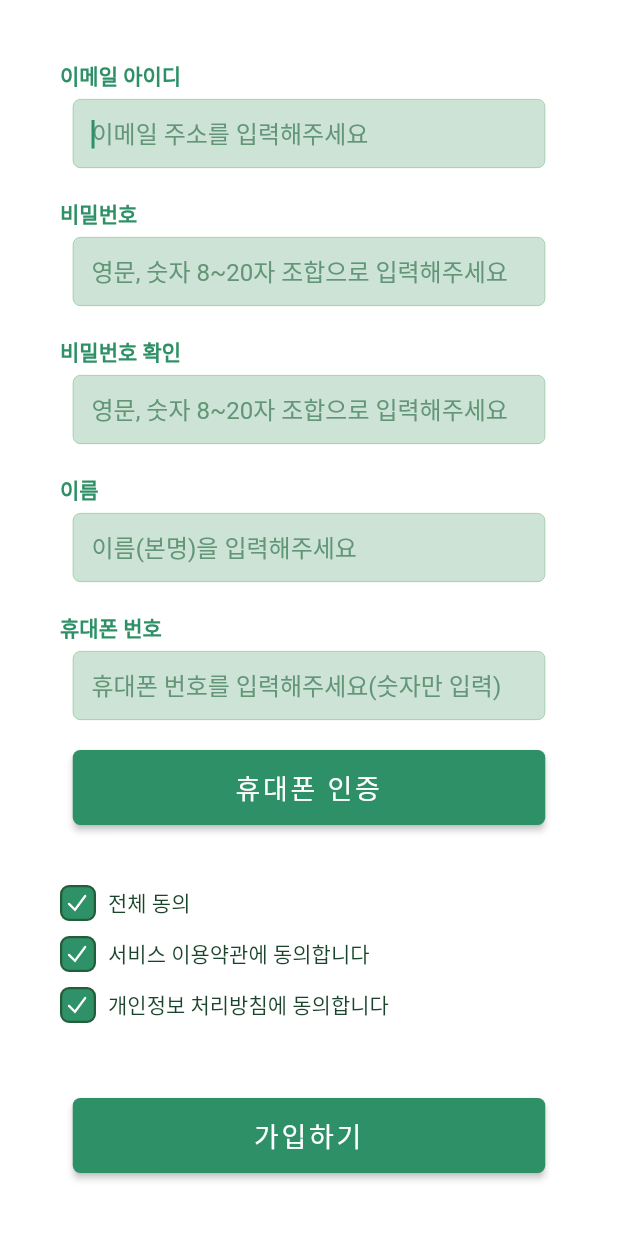
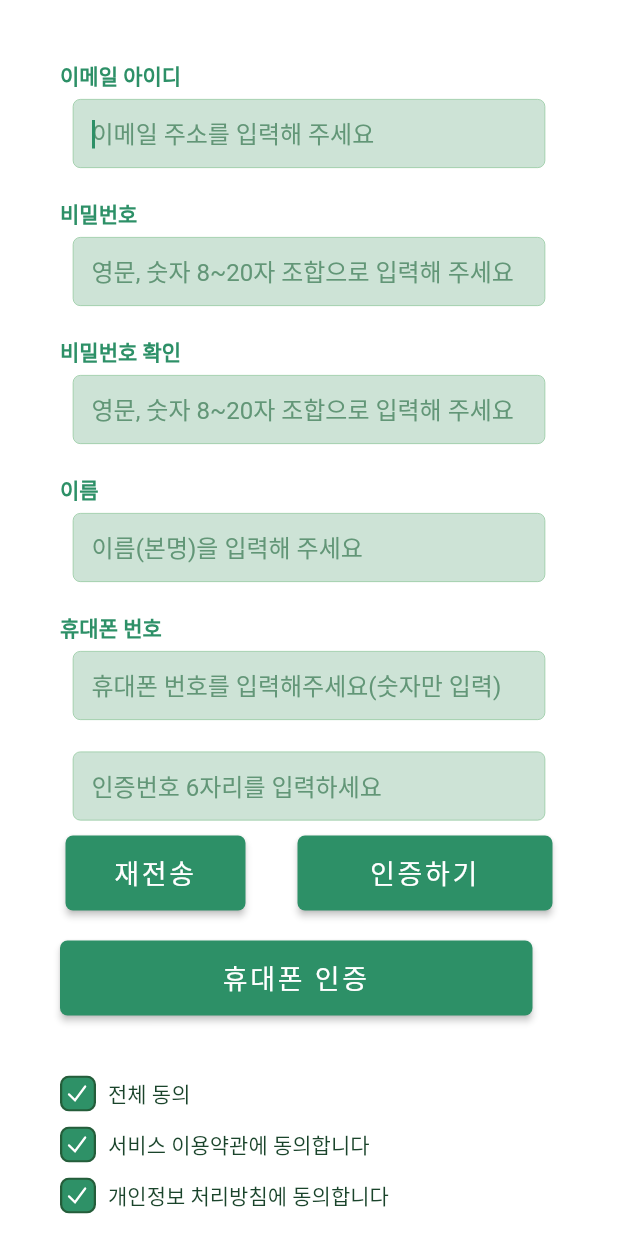
Before and after one commit to MollyKim/goodworks, a Flutter app: the LoginSignUp screen opened by its route, after a tap on "휴대폰 인증", on a phone screen of 412 x 824 dp. Run offline on Flutter 3.47's test engine with Material 2 defaults, Android fonts, the phone set to English and light mode, and no system bars; our stand-ins replace animate_do, cached_network_image, carousel_slider, dio, flutter_svg, fluttertoast and 2 more; accounts and stored records are empty; generated files the repository leaves out were written again; Roboto replaces fonts that are missing (AppleSDGothicNeo).

```diff
--- a/lib/main.dart
+++ b/lib/main.dart
@@ -75,7 +75,7 @@ class _RootState extends State<Root> {
   Widget build(BuildContext context) {
     return GetMaterialApp(
       title: 'FlutterStudy',
-      initialRoute: '/',
+      initialRoute: '/login',
       debugShowCheckedModeBanner: false,
       getPages: renderPages(),
     );
--- a/lib/screens/login/login_sign_up.dart
+++ b/lib/screens/login/login_sign_up.dart
@@ -1,3 +1,4 @@
+import 'package:animate_do/animate_do.dart';
 import 'package:flutter/material.dart';
 import 'package:flutter/services.dart';
 import 'package:flutter_svg/flutter_svg.dart';
@@ -16,6 +17,8 @@ class _LoginSignUpState extends State<LoginSignUp> {
   bool necessaryFlagTwo = false;
   bool necessaryFlagThree = false;
 
+  bool phoneButtonClicked = false;
+
   totalFlagChange() {
     print('totalFlagChange');
     setState(() {
@@ -24,334 +27,6 @@ class _LoginSignUpState extends State<LoginSignUp> {
       necessaryFlagTwo = totalFlag;
       necessaryFlagThree = totalFlag;
     });
-  }
-
-  renderEmail() {
-    return Column(
-      mainAxisAlignment: MainAxisAlignment.start,
-      children: [
-        Container(
-          padding: EdgeInsets.only(left: 0, bottom: 5),
-          child: Align(
-            alignment: Alignment.centerLeft,
-            child: Text(
-              "이메일 아이디",
-              style: TextStyle(
-                color: Color(0xff2d9067),
-                fontSize: 14,
-                fontFamily: "AppleSDGothicNeo",
-                fontWeight: FontWeight.w700,
-              ),
-            ),
-          ),
-        ),
-        Container(
-          height: 46,
-          width: 315,
-          decoration: BoxDecoration(
-            borderRadius: BorderRadius.circular(5),
-            border: Border.all(
-              color: Color(0xff90c79c),
-              width: 0.50,
-            ),
-            color: Color(0xffcde3d6),
-          ),
-          child: TextFormField(
-            style: TextStyle(
-              color: Color(0xff2d9067),
-            ),
-            cursorColor: Color(0xff2d9067),
-            keyboardType: TextInputType.text,
-            textInputAction: TextInputAction.done,
-            autofocus: true,
-            inputFormatters: [
-              LengthLimitingTextInputFormatter(11),
-            ],
-            decoration: InputDecoration(
-              //클릭시 Label 올라 가는 애니메이션 제거
-              floatingLabelBehavior: FloatingLabelBehavior.always,
-              //isDense : label, hint 간격 조절
-              isDense: true,
-              fillColor: Colors.transparent,
-              border: InputBorder.none,
-              contentPadding: const EdgeInsets.only(top: 10, left: 12),
-              // labelText: '이름',
-              hintText: '이메일 주소를 입력해주세요',
-              hintStyle: TextStyle(
-                color: Color(0xff629677),
-                fontSize: 16,
-              ),
-            ),
-            onChanged: (value) {
-              setState(() {});
-            },
-          ),
-        ),
-      ],
-    );
-  }
-
-  renderPassword() {
-    return Column(
-      mainAxisAlignment: MainAxisAlignment.start,
-      children: [
-        Container(
-          padding: EdgeInsets.only(left: 0, bottom: 5),
-          child: Align(
-            alignment: Alignment.centerLeft,
-            child: Text(
-              "비밀번호",
-              style: TextStyle(
-                color: Color(0xff2d9067),
-                fontSize: 14,
-                fontFamily: "AppleSDGothicNeo",
-                fontWeight: FontWeight.w700,
-              ),
-            ),
-          ),
-        ),
-        Container(
-          height: 46,
-          width: 315,
-          decoration: BoxDecoration(
-            borderRadius: BorderRadius.circular(5),
-            border: Border.all(
-              color: Color(0xff90c79c),
-              width: 0.50,
-            ),
-            color: Color(0xffcde3d6),
-          ),
-          child: TextFormField(
-            style: TextStyle(
-              color: Color(0xff2d9067),
-            ),
-            // initialValue: widget.initialValue,
-            cursorColor: Color(0xff2d9067),
-            keyboardType: TextInputType.text,
-            textInputAction: TextInputAction.done,
-            autofocus: true,
-            inputFormatters: [
-              LengthLimitingTextInputFormatter(11),
-            ],
-            decoration: InputDecoration(
-              //클릭시 Label 올라 가는 애니메이션 제거
-              floatingLabelBehavior: FloatingLabelBehavior.always,
-              //isDense : label, hint 간격 조절
-              isDense: true,
-              fillColor: Colors.transparent,
-              border: InputBorder.none,
-              contentPadding: const EdgeInsets.only(top: 10, left: 12),
-              // labelText: '이름',
-              hintText: '영문, 숫자 8~20자 조합으로 입력해주세요',
-              hintStyle: TextStyle(
-                color: Color(0xff629677),
-                fontSize: 16,
-              ),
-            ),
-            onChanged: (value) {
-              setState(() {});
-            },
-          ),
-        ),
-      ],
-    );
-  }
-
-  renderPasswordTwo() {
-    return Column(
-      mainAxisAlignment: MainAxisAlignment.start,
-      children: [
-        Container(
-          padding: EdgeInsets.only(left: 0, bottom: 5),
-          child: Align(
-            alignment: Alignment.centerLeft,
-            child: Text(
-              "비밀번호 확인",
-              style: TextStyle(
-                color: Color(0xff2d9067),
-                fontSize: 14,
-                fontFamily: "AppleSDGothicNeo",
-                fontWeight: FontWeight.w700,
-              ),
-            ),
-          ),
-        ),
-        Container(
-          height: 46,
-          width: 315,
-          decoration: BoxDecoration(
-            borderRadius: BorderRadius.circular(5),
-            border: Border.all(
-              color: Color(0xff90c79c),
-              width: 0.50,
-            ),
-            color: Color(0xffcde3d6),
-          ),
-          child: TextFormField(
-            style: TextStyle(
-              color: Color(0xff2d9067),
-            ),
-            // initialValue: widget.initialValue,
-            cursorColor: Color(0xff2d9067),
-            keyboardType: TextInputType.text,
-            textInputAction: TextInputAction.done,
-            autofocus: true,
-            inputFormatters: [
-              LengthLimitingTextInputFormatter(11),
-            ],
-            decoration: InputDecoration(
-              //클릭시 Label 올라 가는 애니메이션 제거
-              floatingLabelBehavior: FloatingLabelBehavior.always,
-              //isDense : label, hint 간격 조절
-              isDense: true,
-              fillColor: Colors.transparent,
-              border: InputBorder.none,
-              contentPadding: const EdgeInsets.only(top: 10, left: 12),
-              // labelText: '이름',
-              hintText: '영문, 숫자 8~20자 조합으로 입력해주세요',
-              hintStyle: TextStyle(
-                color: Color(0xff629677),
-                fontSize: 16,
-              ),
-            ),
-            onChanged: (value) {
-              setState(() {});
-            },
-          ),
-        ),
-      ],
-    );
-  }
-
-  renderName() {
-    return Column(
-      mainAxisAlignment: MainAxisAlignment.start,
-      children: [
-        Container(
-          padding: EdgeInsets.only(left: 0, bottom: 5),
-          child: Align(
-            alignment: Alignment.centerLeft,
-            child: Text(
-              "이름",
-              style: TextStyle(
-                color: Color(0xff2d9067),
-                fontSize: 14,
-                fontFamily: "AppleSDGothicNeo",
-                fontWeight: FontWeight.w700,
-              ),
-            ),
-          ),
-        ),
-        Container(
-          height: 46,
-          width: 315,
-          decoration: BoxDecoration(
-            borderRadius: BorderRadius.circular(5),
-            border: Border.all(
-              color: Color(0xff90c79c),
-              width: 0.50,
-            ),
-            color: Color(0xffcde3d6),
-          ),
-          child: TextFormField(
-            style: TextStyle(
-              color: Color(0xff2d9067),
-            ),
-            // initialValue: widget.initialValue,
-            cursorColor: Color(0xff2d9067),
-            keyboardType: TextInputType.text,
-            textInputAction: TextInputAction.done,
-            autofocus: true,
-            inputFormatters: [
-              LengthLimitingTextInputFormatter(11),
-            ],
-            decoration: InputDecoration(
-              //클릭시 Label 올라 가는 애니메이션 제거
-              floatingLabelBehavior: FloatingLabelBehavior.always,
-              //isDense : label, hint 간격 조절
-              isDense: true,
-              fillColor: Colors.transparent,
-              border: InputBorder.none,
-              contentPadding: const EdgeInsets.only(top: 10, left: 12),
-              // labelText: '이름',
-              hintText: '이름(본명)을 입력해주세요',
-              hintStyle: TextStyle(
-                color: Color(0xff629677),
-                fontSize: 16,
-              ),
-            ),
-            onChanged: (value) {
-              setState(() {});
-            },
-          ),
-        ),
-      ],
-    );
-  }
-
-  renderPhone() {
-    return Column(
-      mainAxisAlignment: MainAxisAlignment.start,
-      children: [
-        Container(
-          padding: EdgeInsets.only(left: 0, bottom: 5),
-          child: Align(
-            alignment: Alignment.centerLeft,
-            child: Text(
-              "휴대폰 번호",
-              style: TextStyle(
-                color: Color(0xff2d9067),
-                fontSize: 14,
-                fontFamily: "AppleSDGothicNeo",
-                fontWeight: FontWeight.w700,
-              ),
-            ),
-          ),
-        ),
-        Container(
-          height: 46,
-          width: 315,
-          decoration: BoxDecoration(
-            borderRadius: BorderRadius.circular(5),
-            border: Border.all(
-              color: Color(0xff90c79c),
-              width: 0.50,
-            ),
-            color: Color(0xffcde3d6),
-          ),
-          child: TextFormField(
-            style: TextStyle(
-              color: Color(0xff2d9067),
-            ),
-            cursorColor: Color(0xff2d9067),
-            keyboardType: TextInputType.text,
-            textInputAction: TextInputAction.done,
-            autofocus: true,
-            inputFormatters: [
-              LengthLimitingTextInputFormatter(11),
-            ],
-            decoration: InputDecoration(
-              //클릭시 Label 올라 가는 애니메이션 제거
-              floatingLabelBehavior: FloatingLabelBehavior.always,
-              //isDense : label, hint 간격 조절
-              isDense: true,
-              fillColor: Colors.transparent,
-              border: InputBorder.none,
-              contentPadding: const EdgeInsets.only(top: 10, left: 12),
-              // labelText: '이름',
-              hintText: '휴대폰 번호를 입력해주세요(숫자만 입력)',
-              hintStyle: TextStyle(
-                color: Color(0xff629677),
-                fontSize: 16,
-              ),
-            ),
-            onChanged: (value) {
-              setState(() {});
-            },
-          ),
-        ),
-      ],
-    );
   }
 
   renderPhoneButton() {
@@ -366,7 +41,9 @@ class _LoginSignUpState extends State<LoginSignUp> {
             primary: Color(0xff2d9067),
           ),
           onPressed: () {
-            // Get.toNamed('/login_select_church');
+            setState(() {
+              phoneButtonClicked = true;
+            });
           },
           child: Text(
             "휴대폰 인증",
@@ -530,33 +207,235 @@ class _LoginSignUpState extends State<LoginSignUp> {
     );
   }
 
+  renderPhoneCertButton() {
+    return Row(
+      mainAxisAlignment: MainAxisAlignment.spaceAround,
+      children: [
+        SizedBox(
+          height: 50,
+          width: 120,
+          child: ElevatedButton(
+              style: ElevatedButton.styleFrom(
+                shape: RoundedRectangleBorder(
+                  borderRadius: new BorderRadius.circular(5.0),
+                ),
+                primary: Color(0xff2d9067),
+              ),
+              onPressed: () {
+                // Get.toNamed('/home');
+              },
+              child: Text(
+                "재전송",
+                textAlign: TextAlign.center,
+                style: TextStyle(
+                  color: Colors.white,
+                  fontSize: 18,
+                  fontFamily: "AppleSDGothicNeo",
+                  fontWeight: FontWeight.w500,
+                  letterSpacing: 1.80,
+                ),
+              )),
+        ),
+        SizedBox(width: 20,),
+        SizedBox(
+          height: 50,
+          width: 170,
+          child: ElevatedButton(
+              style: ElevatedButton.styleFrom(
+                shape: RoundedRectangleBorder(
+                  borderRadius: new BorderRadius.circular(5.0),
+                ),
+                primary: Color(0xff2d9067),
+              ),
+              onPressed: () {
+                Get.toNamed('/home');
+              },
+              child: Text(
+                "인증하기",
+                textAlign: TextAlign.center,
+                style: TextStyle(
+                  color: Colors.white,
+                  fontSize: 18,
+                  fontFamily: "AppleSDGothicNeo",
+                  fontWeight: FontWeight.w500,
+                  letterSpacing: 1.80,
+                ),
+              )),
+        ),
+      ],
+    );
+  }
+
+  renderTiles(String label, String hintText, ){
+    return Column(
+      children: [
+        Container(
+          padding: EdgeInsets.only(left: 0, bottom: 5),
+          child: Align(
+            alignment: Alignment.centerLeft,
+            child: Text(
+              label,
+              style: TextStyle(
+                color: Color(0xff2d9067),
+                fontSize: 14,
+                fontFamily: "AppleSDGothicNeo",
+                fontWeight: FontWeight.w700,
+              ),
+            ),
+          ),
+        ),
+        Container(
+          height: 46,
+          width: 315,
+          decoration: BoxDecoration(
+            borderRadius: BorderRadius.circular(5),
+            border: Border.all(
+              color: Color(0xff90c79c),
+              width: 0.50,
+            ),
+            color: Color(0xffcde3d6),
+          ),
+          child: TextFormField(
+            style: TextStyle(
+              color: Color(0xff2d9067),
+            ),
+            // initialValue: widget.initialValue,
+            cursorColor: Color(0xff2d9067),
+            keyboardType: TextInputType.text,
+            textInputAction: TextInputAction.done,
+            autofocus: true,
+            inputFormatters: [
+              LengthLimitingTextInputFormatter(11),
+            ],
+            decoration: InputDecoration(
+              //클릭시 Label 올라 가는 애니메이션 제거
+              floatingLabelBehavior: FloatingLabelBehavior.always,
+              //isDense : label, hint 간격 조절
+              isDense: true,
+              fillColor: Colors.transparent,
+              border: InputBorder.none,
+              contentPadding: const EdgeInsets.only(top: 10, left: 12),
+              // labelText: '이름',
+              hintText: hintText,
+              hintStyle: TextStyle(
+                color: Color(0xff629677),
+                fontSize: 16,
+              ),
+            ),
+            onChanged: (value) {
+              setState(() {});
+            },
+          ),
+        ),
+      ],
+    );
+  }
+
+  renderPhone(String label, String hintText,){
+    return Column(
+      children: [
+        Container(
+          padding: EdgeInsets.only(left: 0, bottom: 5),
+          child: Align(
+            alignment: Alignment.topLeft,
+            child: Text(
+              label,
+              style: TextStyle(
+                color: Color(0xff2d9067),
+                fontSize: 14,
+                fontFamily: "AppleSDGothicNeo",
+                fontWeight: FontWeight.w700,
+              ),
+            ),
+          ),
+        ),
+        Container(
+          height: 46,
+          width: 315,
+          decoration: BoxDecoration(
+            borderRadius: BorderRadius.circular(5),
+            border: Border.all(
+              color: Color(0xff90c79c),
+              width: 0.50,
+            ),
+            color: Color(0xffcde3d6),
+          ),
+          child: TextFormField(
+            style: TextStyle(
+              color: Color(0xff2d9067),
+            ),
+            // initialValue: widget.initialValue,
+            cursorColor: Color(0xff2d9067),
+            keyboardType: TextInputType.number,
+            textInputAction: TextInputAction.done,
+            autofocus: true,
+            inputFormatters: [
+              // LengthLimitingTextInputFormatter(11),
+            ],
+            decoration: InputDecoration(
+              //클릭시 Label 올라 가는 애니메이션 제거
+              floatingLabelBehavior: FloatingLabelBehavior.always,
+              //isDense : label, hint 간격 조절
+              isDense: true,
+              fillColor: Colors.transparent,
+              border: InputBorder.none,
+              contentPadding: const EdgeInsets.only(top: 10, left: 12),
+              // labelText: '이름',
+              hintText: hintText,
+              hintStyle: TextStyle(
+                color: Color(0xff629677),
+                fontSize: 16,
+              ),
+            ),
+            onChanged: (value) {
+              setState(() {});
+            },
+          ),
+        ),
+      ],
+    );
+  }
+
   @override
   Widget build(BuildContext context) {
     return DefaultLayout(
         body: SingleChildScrollView(
       child: Container(
           padding: EdgeInsets.symmetric(horizontal: 40),
-          child: Column(children: [
+          child: Column(
+            mainAxisAlignment: MainAxisAlignment.start,
+            crossAxisAlignment: CrossAxisAlignment.start ,
+            children: [
             Container(
               height: 40,
             ),
-            renderEmail(),
+            renderTiles("이메일 아이디","이메일 주소를 입력해 주세요"),
             Container(
               height: 20,
             ),
-            renderPassword(),
+            renderTiles("비밀번호","영문, 숫자 8~20자 조합으로 입력해 주세요"),
             Container(
               height: 20,
             ),
-            renderPasswordTwo(),
+            renderTiles("비밀번호 확인","영문, 숫자 8~20자 조합으로 입력해 주세요"),
             Container(
               height: 20,
             ),
-            renderName(),
+            renderTiles("이름","이름(본명)을 입력해 주세요"),
             Container(
               height: 20,
             ),
-            renderPhone(),
+            renderPhone("휴대폰 번호","휴대폰 번호를 입력해주세요(숫자만 입력)"),
+            if(phoneButtonClicked)
+              Column(
+                children: [
+                  SlideInDown(child: renderPhone("", "인증번호 6자리를 입력하세요"),duration: Duration(seconds: 1), ),
+                  Container(
+                    height: 10,
+                  ),
+                  SlideInDown(child: renderPhoneCertButton(),duration: Duration(seconds: 1) ),
+                ],
+              ),
             Container(
               height: 20,
             ),
@@ -564,6 +443,7 @@ class _LoginSignUpState extends State<LoginSignUp> {
             Container(
               height: 40,
             ),
+
             // SvgPicture.asset(
             //   'assets/img/img_logo.svg',
             //   // color: Colors.amberAccent,
@@ -598,6 +478,9 @@ class _LoginSignUpState extends State<LoginSignUp> {
               height: 40,
             ),
             renderSignUpButton(),
+              Container(
+                height: 40,
+              ),
           ])),
     ));
   }
```
